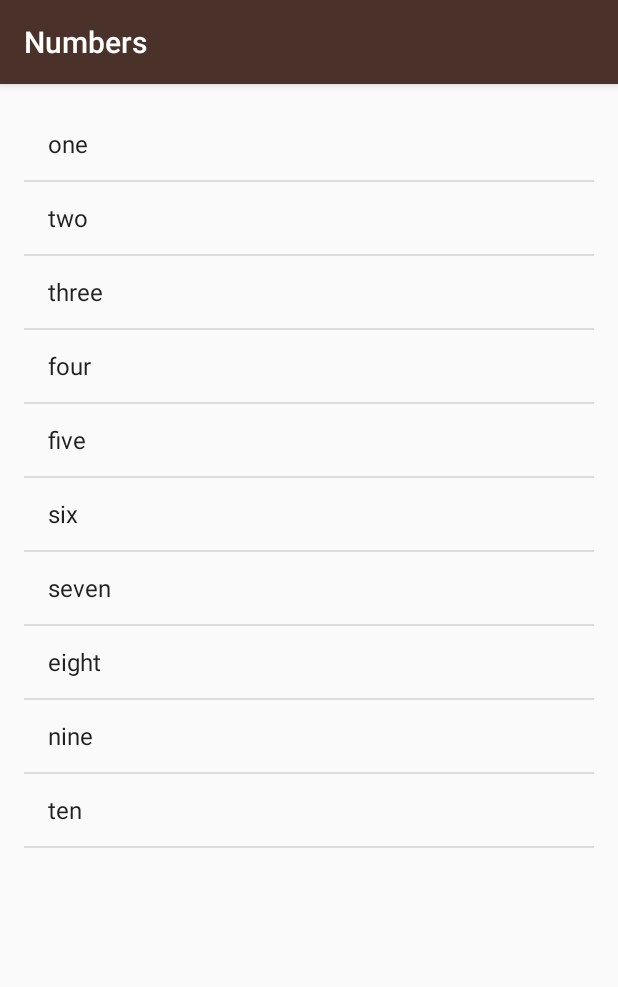
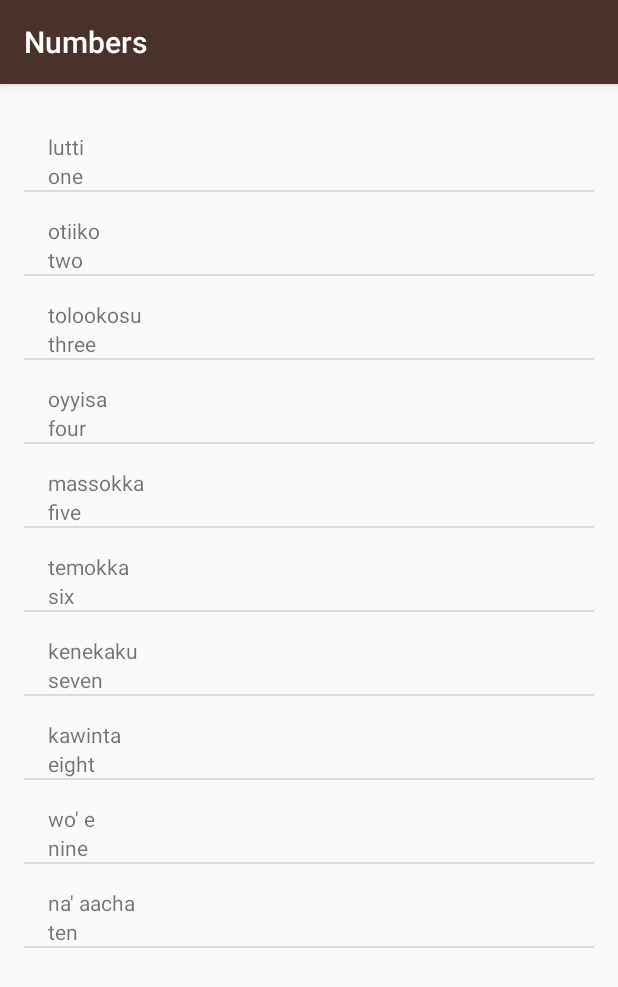
Before and after one commit to McKinnely/Miwok, an Android app: the NumbersActivity screen opened directly, with no data from a screen before it, on a phone screen of 412 x 824 dp. Shown: the top 987 px of the screen. Run offline under Robolectric (Android 15) with nearby library versions, the phone set to English and light mode, and no system bars.

Commit message:
Added a Word class and a WordAdapter class to update words translations in our app.

```diff
--- a/app/src/main/java/com/example/android/miwok/NumbersActivity.java
+++ b/app/src/main/java/com/example/android/miwok/NumbersActivity.java
@@ -1,9 +1,7 @@
 package com.example.android.miwok;
 
-import android.content.Context;
 import android.os.Bundle;
 import android.support.v7.app.AppCompatActivity;
-import android.widget.ArrayAdapter;
 import android.widget.ListView;
 
 import java.util.ArrayList;
@@ -17,26 +15,38 @@ public class NumbersActivity extends AppCompatActivity {
 
 
         //Create wordsArray
-        ArrayList<String> wordsArray  = new ArrayList<String>(); //("one", "two", "three", "four", "five", "six", "seven","eight","nine","ten" );
-        Context context = getApplicationContext();
+        ArrayList<Word> wordsArrayList = new ArrayList<Word>(); //("one", "two", "three", "four", "five", "six", "seven","eight","nine","ten" );
 
-        wordsArray.add("one");
-        wordsArray.add("two");
-        wordsArray.add("three");
-        wordsArray.add("four");
-        wordsArray.add("five");
-        wordsArray.add("six");
-        wordsArray.add("seven");
-        wordsArray.add("eight");
-        wordsArray.add("nine");
-        wordsArray.add("ten");
+       // wordsArray.add("one");
+
+        wordsArrayList.add(new Word("one", "lutti"));
+        wordsArrayList.add(new Word("two", "otiiko"));
+        wordsArrayList.add(new Word("three", "tolookosu"));
+        wordsArrayList.add(new Word("four", "oyyisa"));
+        wordsArrayList.add(new Word("five", "massokka"));
+        wordsArrayList.add(new Word("six", "temokka"));
+        wordsArrayList.add(new Word("seven", "kenekaku"));
+        wordsArrayList.add(new Word("eight", "kawinta"));
+        wordsArrayList.add(new Word("nine", "wo' e"));
+        wordsArrayList.add(new Word("ten", "na' aacha"));
 
 
-        ArrayAdapter<String> itemsAdapter = new ArrayAdapter<String>(this, android.R.layout.simple_list_item_1, wordsArray);
 
+
+        /**
+        Creates an adapter that takes in the wordsArray so that the  application can work wit the most
+        efficient amount of memory.
+        */
+       WordAdapter adapter = new WordAdapter(this, wordsArrayList);
+        /**
+        Created a corresponding ListView to the type of view inside of activity_numbers.xml file (the type of view inside that file)
+        to display the adapter's (itemsAdapter) data inside of it.
+        */
         ListView listView = (ListView) findViewById(R.id.list);
-
-        listView.setAdapter(itemsAdapter);
+        /**
+        Applies the adapter logic inside of the listView so that it shows the screen.
+        */
+       listView.setAdapter(adapter);
 
 
 
--- /dev/null
+++ b/app/src/main/java/com/example/android/miwok/Word.java
@@ -0,0 +1,35 @@
+package com.example.android.miwok;
+
+/**
+ * Created by mckinnely on 11/13/16.
+ */
+
+public class Word
+{
+
+    /** Default translation */
+    private String mDefaultTranslation;
+
+
+    /** Miwok translation */
+    private String mMiwokTranslation;
+
+
+    public Word(String defaultTranslation, String miwokTranslation)
+    {
+        mDefaultTranslation = defaultTranslation;
+        mMiwokTranslation   = miwokTranslation;
+    }
+
+
+
+    public  String getDefaultTranslation()
+    {
+        return mDefaultTranslation;
+    }
+
+    public String getMiwokTranslation()
+    {
+        return mMiwokTranslation;
+    }
+}
--- /dev/null
+++ b/app/src/main/java/com/example/android/miwok/WordAdapter.java
@@ -0,0 +1,53 @@
+package com.example.android.miwok;
+
+import android.app.Activity;
+import android.view.LayoutInflater;
+import android.view.View;
+import android.view.ViewGroup;
+import android.widget.ArrayAdapter;
+import android.widget.TextView;
+
+import java.util.ArrayList;
+
+/**
+ * Created by mckinnely on 11/14/16.
+ */
+
+public class WordAdapter extends ArrayAdapter<Word>
+{
+    public WordAdapter(Activity context, ArrayList<Word> words) {
+        // Here, we initialize the ArrayAdapter's internal storage for the context and the list.
+        // the second argument is used when the ArrayAdapter is populating a single TextView.
+        // Because this is a custom adapter for two TextViews and an ImageView, the adapter is not
+        // going to use this second argument, so it can be any value. Here, we used 0.
+        super(context, 0, words);
+    }
+    @Override
+    public View getView(int position, View convertView, ViewGroup parent) {
+        // Check if the existing view is being reused, otherwise inflate the view
+        View listItemView = convertView;
+        if(listItemView == null) {
+            listItemView = LayoutInflater.from(getContext()).inflate(
+                    R.layout.list_item, parent, false);
+        }
+
+        // Get the {@link AndroidFlavor} object located at this position in the list
+        Word currentWord = getItem(position);
+
+        // Find the TextView in the list_item.xml layout with the ID version_name
+        TextView miwokTextView = (TextView) listItemView.findViewById(R.id.miwok_text_view);
+        // Get the version name from the current AndroidFlavor object and
+        // set this text on the name TextView
+        miwokTextView.setText(currentWord.getMiwokTranslation());
+
+        // Find the TextView in the list_item.xml layout with the ID version_number
+        TextView defaultTextView = (TextView) listItemView.findViewById(R.id.default_text_view);
+        // Get the version number from the current AndroidFlavor object and
+        // set this text on the number TextView
+        defaultTextView.setText(currentWord.getDefaultTranslation());
+
+
+        return listItemView;
+    }
+
+}
--- /dev/null
+++ b/app/src/main/res/layout/list_item.xml
@@ -0,0 +1,27 @@
+<?xml version="1.0" encoding="utf-8"?>
+<LinearLayout xmlns:android="http://schemas.android.com/apk/res/android"
+    xmlns:tools="http://schemas.android.com/tools"
+    android:orientation="vertical"
+    android:layout_width="match_parent"
+    android:layout_height="match_parent"
+    android:paddingTop="16dp"
+    android:paddingLeft="16dp">
+
+
+    <TextView
+        android:id="@+id/miwok_text_view"
+        tools:text="lutti"
+        android:layout_width="match_parent"
+        android:layout_height="wrap_content"
+        />
+
+    <TextView
+        tools:text="one"
+        android:id="@+id/default_text_view"
+        android:layout_width="match_parent"
+        android:layout_height="wrap_content"
+        />
+
+
+
+</LinearLayout>
```
